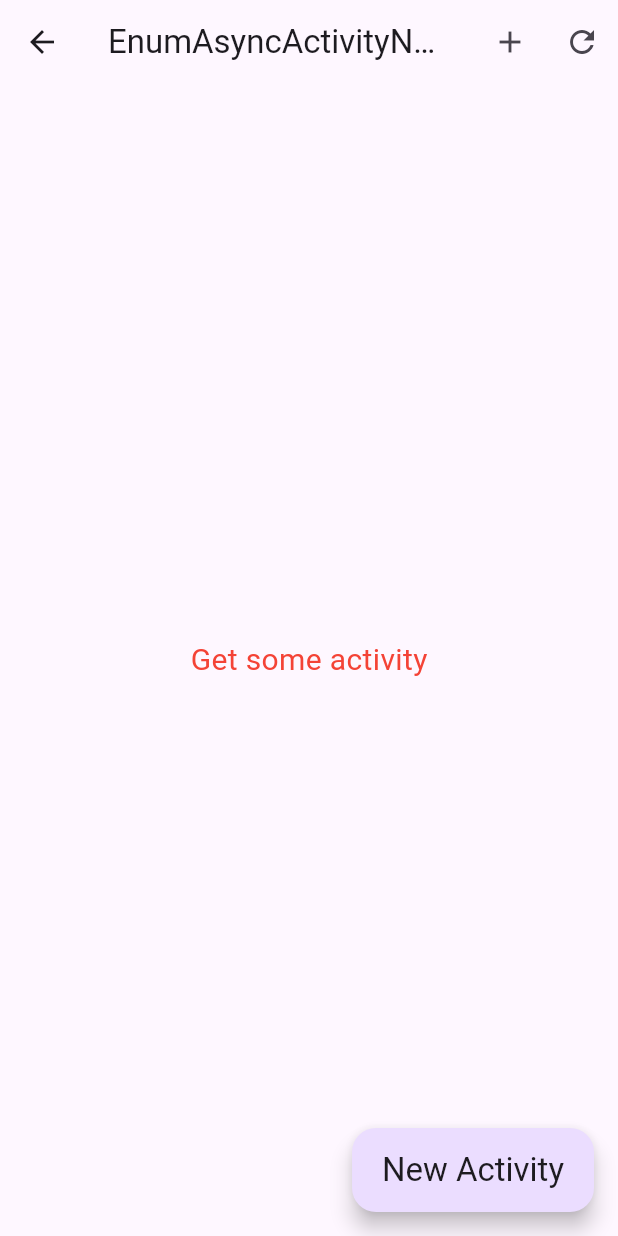
After one commit to Bullets-jyr/notifier_provider, a Flutter app: the EnumAsyncActivityPage screen opened directly, after a tap on the "add" icon, on a phone screen of 412 x 824 dp. The commit adds this screen. Run offline on Flutter 3.47's test engine with Material 3 defaults, Android fonts, the light colour scheme and no system bars; our stand-ins replace dio, flutter_riverpod, freezed_annotation, riverpod_annotation; missing offline and left inert: bulleted_list; generated files the repository leaves out were written again.

Commit message:
44. NotifierProvider - enumAsyncActivityProvider

```diff
--- a/lib/main.dart
+++ b/lib/main.dart
@@ -3,6 +3,7 @@ import 'package:flutter_riverpod/flutter_riverpod.dart';
 
 import 'pages/counter/counter_page.dart';
 import 'pages/enum_activity/enum_activity_page.dart';
+import 'pages/enum_async_activity/enum_async_activity_page.dart';
 import 'pages/sealed_activity/sealed_activity_page.dart';
 import 'widgets/custom_button.dart';
 
@@ -57,6 +58,10 @@ class MyHomePage extends StatelessWidget {
               title: 'Sealed Activity',
               child: SealedActivityPage(),
             ),
+            CustomButton(
+              title: 'Enum Async Activity',
+              child: EnumAsyncActivityPage(),
+            ),
           ],
         ),
       ),
--- /dev/null
+++ b/lib/pages/enum_async_activity/enum_async_activity_page.dart
@@ -0,0 +1,124 @@
+import 'dart:math';
+
+import 'package:bulleted_list/bulleted_list.dart';
+import 'package:flutter/material.dart';
+import 'package:flutter_riverpod/flutter_riverpod.dart';
+
+import '../../models/activity.dart';
+import 'enum_async_activity_provider.dart';
+import 'enum_async_activity_state.dart';
+
+class EnumAsyncActivityPage extends ConsumerWidget {
+  const EnumAsyncActivityPage({super.key});
+
+  @override
+  Widget build(BuildContext context, WidgetRef ref) {
+    ref.listen<EnumAsyncActivityState>(
+      enumAsyncActivityProvider,
+          (previous, next) {
+        if (next.status == ActivityStatus.failure) {
+          showDialog(
+            context: context,
+            builder: (context) {
+              return AlertDialog(
+                content: Text(next.error),
+              );
+            },
+          );
+        }
+      },
+    );
+
+    final activityState = ref.watch(enumAsyncActivityProvider);
+    print('activityState: $activityState');
+
+    return Scaffold(
+      appBar: AppBar(
+        title: const Text('EnumAsyncActivityNotifier'),
+        actions: [
+          IconButton(
+            onPressed: () {
+              ref.read(myCounterProvider.notifier).increment();
+            },
+            icon: const Icon(Icons.add),
+          ),
+          IconButton(
+            onPressed: () {
+              ref.invalidate(enumAsyncActivityProvider);
+            },
+            icon: const Icon(Icons.refresh),
+          ),
+        ],
+      ),
+      body: switch (activityState.status) {
+        ActivityStatus.loading => const Center(
+          child: CircularProgressIndicator(),
+        ),
+        ActivityStatus.failure => activityState.activity == Activity.empty()
+            ? const Center(
+          child: Text(
+            'Get some activity',
+            style: TextStyle(
+              fontSize: 20,
+              color: Colors.red,
+            ),
+          ),
+        )
+            : ActivityWidget(activity: activityState.activity),
+        ActivityStatus.success => ActivityWidget(
+          activity: activityState.activity,
+        ),
+      },
+      floatingActionButton: FloatingActionButton.extended(
+        onPressed: () {
+          final randomNumber = Random().nextInt(activityTypes.length);
+          ref
+              .read(enumAsyncActivityProvider.notifier)
+              .fetchActivity(activityTypes[randomNumber]);
+        },
+        label: Text(
+          'New Activity',
+          style: Theme.of(context).textTheme.titleLarge,
+        ),
+      ),
+    );
+  }
+}
+
+class ActivityWidget extends StatelessWidget {
+  final Activity activity;
+  const ActivityWidget({
+    Key? key,
+    required this.activity,
+  }) : super(key: key);
+
+  @override
+  Widget build(BuildContext context) {
+    return Padding(
+      padding: const EdgeInsets.all(25),
+      child: Column(
+        children: [
+          Text(
+            activity.type,
+            style: Theme.of(context).textTheme.headlineMedium,
+          ),
+          const Divider(),
+          BulletedList(
+            bullet: const Icon(
+              Icons.check,
+              color: Colors.green,
+            ),
+            listItems: [
+              'activity: ${activity.activity}',
+              'accessibility: ${activity.accessibility}',
+              'participants: ${activity.participants}',
+              'price: ${activity.price}',
+              'key: ${activity.key}',
+            ],
+            style: Theme.of(context).textTheme.titleLarge,
+          ),
+        ],
+      ),
+    );
+  }
+}
--- /dev/null
+++ b/lib/pages/enum_async_activity/enum_async_activity_provider.dart
@@ -0,0 +1,73 @@
+import '../../models/activity.dart';
+import '../../providers/dio_provider.dart';
+import 'package:riverpod_annotation/riverpod_annotation.dart';
+
+import 'enum_async_activity_state.dart';
+
+part 'enum_async_activity_provider.g.dart';
+
+@riverpod
+class MyCounter extends _$MyCounter {
+  @override
+  int build() {
+    return 0;
+  }
+
+  void increment() => state++;
+}
+
+@riverpod
+class EnumAsyncActivity extends _$EnumAsyncActivity {
+  int _errorCounter = 0;
+
+  EnumAsyncActivity() {
+    // state = EnumAsyncActivityState.initial();
+    print('[EnumAsyncActivity] constructor called');
+  }
+
+  @override
+  EnumAsyncActivityState build() {
+    print('[enumAsyncActivityProvider] initialized');
+    ref.onDispose(() {
+      print('[enumAsyncActivityProvider] disposed');
+    });
+    ref.watch(myCounterProvider);
+    print('hashCode: $hashCode');
+    state = EnumAsyncActivityState.initial();
+    // state = EnumAsyncActivityState(
+    //   status: ActivityStatus.failure,
+    //   activity: Activity.empty(),
+    //   error: 'Initial Failure',
+    // );
+    fetchActivity(activityTypes[0]);
+    // 외부에 노출되는 최초의 state
+    return EnumAsyncActivityState.initial();
+  }
+
+  Future<void> fetchActivity(String activityType) async {
+    print('hashCode in fetchActivity: $hashCode');
+    state = state.copyWith(status: ActivityStatus.loading);
+
+    try {
+      print('_errorCounter: $_errorCounter');
+      if (_errorCounter++ % 2 != 1) {
+        await Future.delayed(const Duration(milliseconds: 500));
+        throw 'Fail to fetch activity';
+      }
+
+      final response = await ref.read(dioProvider).get('?type=$activityType');
+
+      final activity = Activity.fromJson(response.data);
+
+      state = state.copyWith(
+        status: ActivityStatus.success,
+        activity: activity,
+      );
+    } catch (e) {
+      state = state.copyWith(
+        status: ActivityStatus.failure,
+        error: e.toString(),
+      );
+    }
+  }
+}
--- /dev/null
+++ b/lib/pages/enum_async_activity/enum_async_activity_state.dart
@@ -0,0 +1,28 @@
+import 'package:freezed_annotation/freezed_annotation.dart';
+import 'package:flutter/foundation.dart';
+import '../../models/activity.dart';
+
+part 'enum_async_activity_state.freezed.dart';
+
+enum ActivityStatus {
+  loading,
+  success,
+  failure,
+}
+
+@freezed
+class EnumAsyncActivityState with _$EnumAsyncActivityState {
+  const factory EnumAsyncActivityState({
+    required ActivityStatus status,
+    required Activity activity,
+    required String error,
+  }) = _EnumAsyncActivityState;
+
+  factory EnumAsyncActivityState.initial() {
+    return EnumAsyncActivityState(
+      status: ActivityStatus.loading,
+      activity: Activity.empty(),
+      error: '',
+    );
+  }
+}
```
Also changed, not shown: lib/pages/enum_async_activity/enum_async_activity_provider.g.dart (added), lib/pages/enum_async_activity/enum_async_activity_state.freezed.dart (added).
